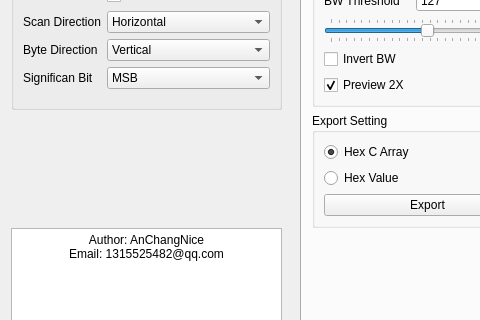
Before: the Qt Designer form python_gui/UI/main_ui.ui in AnChangNice/oled_display_gui, drawn with Qt 5; both pictures show x 0 to 480 and y 302 to 622 of the 1236 by 725 pixel window.
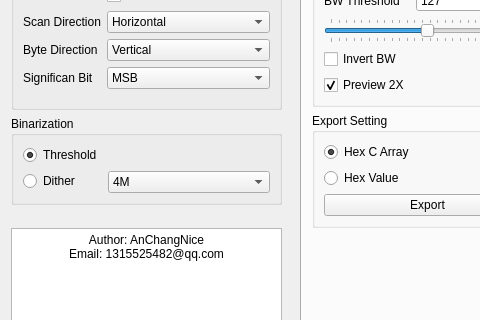
After: the same form once the commit is applied.

Commit message: Add dithering binarization translation.

What changed in the file:
```diff
--- a/python_gui/UI/main_ui.ui
+++ b/python_gui/UI/main_ui.ui
@@ -245,6 +245,54 @@
        </layout>
       </widget>
      </item>
+     <item>
+      <widget class="QGroupBox" name="groupBox_18">
+       <property name="title">
+        <string>Binarization</string>
+       </property>
+       <layout class="QFormLayout" name="formLayout_7">
+        <item row="0" column="0">
+         <widget class="QRadioButton" name="radioButton_binarizationThreshold">
+          <property name="enabled">
+           <bool>true</bool>
+          </property>
+          <property name="text">
+           <string>Threshold</string>
+          </property>
+          <property name="checked">
+           <bool>true</bool>
+          </property>
+         </widget>
+        </item>
+        <item row="1" column="0">
+         <widget class="QRadioButton" name="radioButton_binarizationDither">
+          <property name="text">
+           <string>Dither</string>
+          </property>
+         </widget>
+        </item>
+        <item row="1" column="1">
+         <widget class="QComboBox" name="comboBox_ditherBayerSize">
+          <item>
+           <property name="text">
+            <string>4M</string>
+           </property>
+          </item>
+          <item>
+           <property name="text">
+            <string>8M</string>
+           </property>
+          </item>
+          <item>
+           <property name="text">
+            <string>16M</string>
+           </property>
+          </item>
+         </widget>
+        </item>
+       </layout>
+      </widget>
+     </item>
      <item>
       <spacer name="verticalSpacer_3">
        <property name="orientation">
```
The commit also changes 4 other files.
